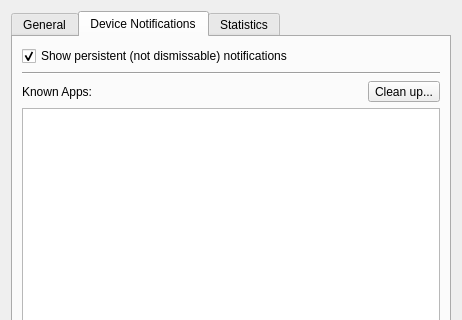
First picture: the form in dialogs/settings.ui, repository MaurizioB/KdeConnectTray, before the edit; both pictures show x 0 to 462 and y 0 to 320 of the 462 by 494 pixel window.
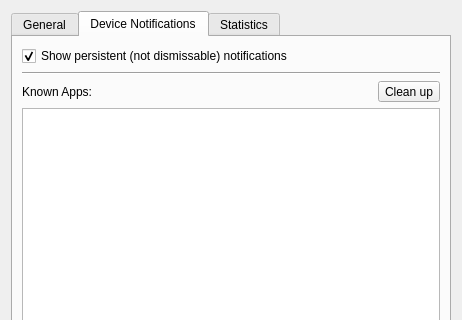
Second picture: the form after the edit. The open tabs and pages were chosen to show the change.

Commit message: Better clean up of apps (and icons) from settings.

Patch:
```diff
--- a/dialogs/settings.ui
+++ b/dialogs/settings.ui
@@ -415,7 +415,7 @@
             <string>Clean unexisting entries...</string>
            </property>
            <property name="text">
-            <string>Clean up...</string>
+            <string>Clean up</string>
            </property>
           </widget>
          </item>
```
Left out of the diff: 4 changed lines with no effect on the pictures. The commit also changes 5 other files.
